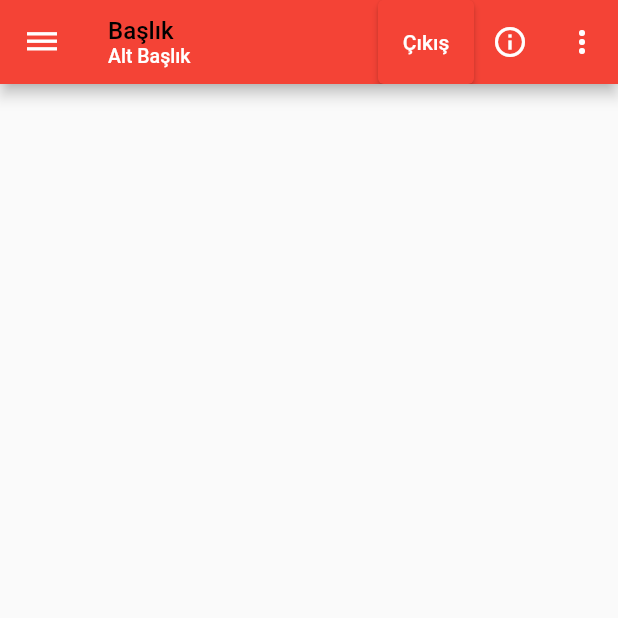
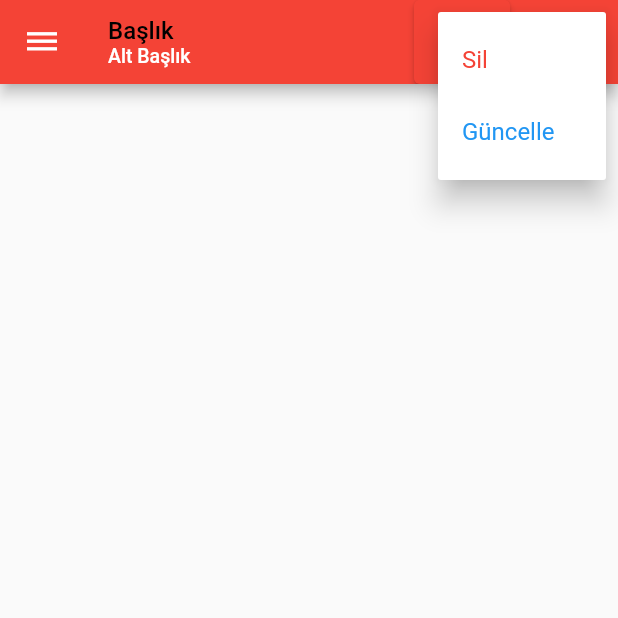
Before and after one commit to ahmtcylnn/flutter_begin, a Flutter app: the screen it shows after launch, after a tap on the "more vert" icon, on a phone screen of 412 x 824 dp, the top half of it. Run offline on Flutter 3.47's test engine with Material 2 defaults, Android fonts, the phone set to English and light mode, and no system bars.

Commit message:
appBarPopUpMenu

```diff
--- a/lib/AppBarKullanimi.dart
+++ b/lib/AppBarKullanimi.dart
@@ -42,15 +42,34 @@ class AppBarKullanimi extends StatelessWidget {
                 print("Bilgi Tıklandı.");
               },
             ),
-          IconButton(
-            tooltip: "Popup Menu",
-            icon: const Icon(Icons.more_vert),
-            onPressed: (() {
-              print("Popup Menü Tıklandı.");
-            }),
+            PopupMenuButton(
+              child: Icon(Icons.more_vert),
+              itemBuilder: (context) => [
+                PopupMenuItem(
+                  child: const Text(
+                    "Sil",
+                    style: TextStyle(color: Colors.red),
+                  ),
+                  value: 1,
+                ),
+                PopupMenuItem(
+                  child: const Text(
+                    "Güncelle",
+                    style: TextStyle(color: Colors.blue),
+                  ),
+                  value: 2,
                 )
               ],
-      ),
+              onSelected: (menuItemValue) {
+                if (menuItemValue == 1) {
+                  print("Sil tıklandı.");
+                }
+                if (menuItemValue == 2) {
+                  print("Güncelle tıklandı.");
+                }
+              },
+            )
+          ]),
       body: Center(
           child: Column(
         mainAxisAlignment: MainAxisAlignment.center,
```
Lines whose indentation alone changed are shown as unchanged.
